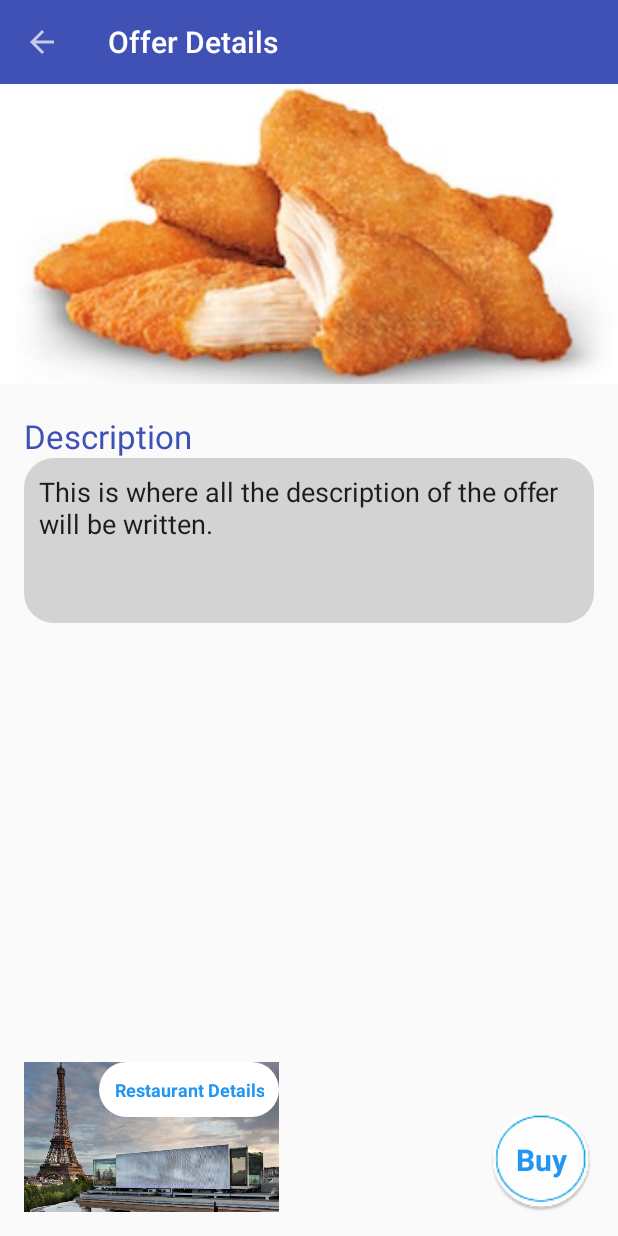
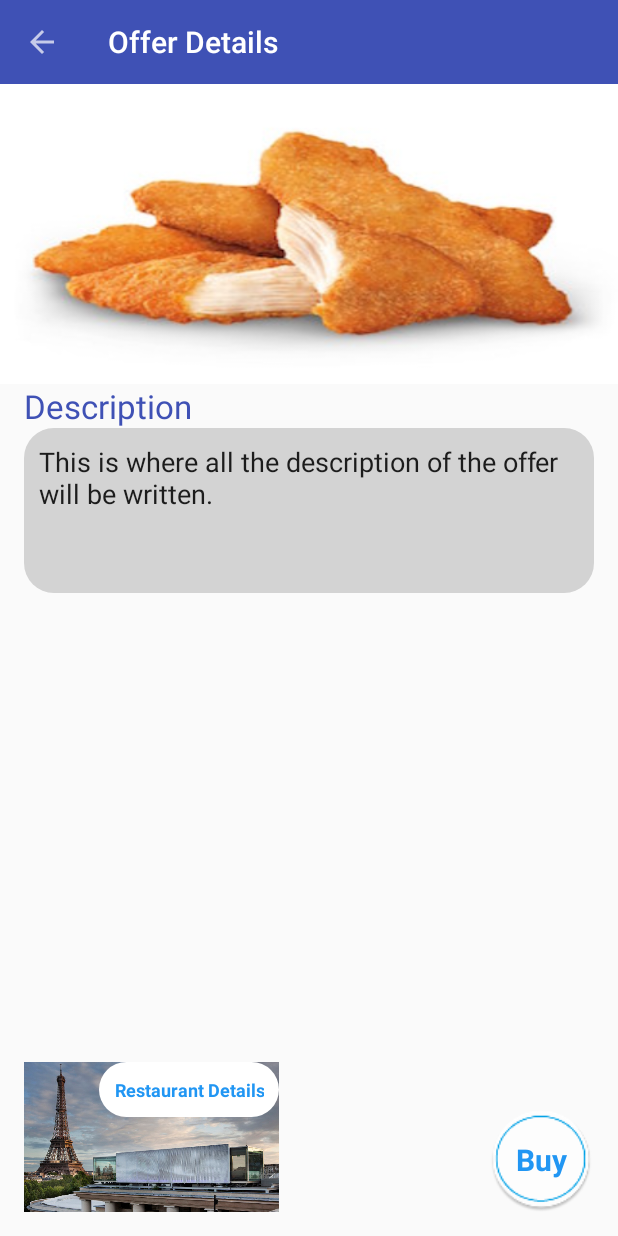
Before and after one commit to pmgrp/Lab4, an Android app: the UserActivityShowOfferDetails screen opened directly, with no data from a screen before it, on a phone screen of 412 x 824 dp. Run offline under Robolectric (Android 15) with nearby library versions, the phone set to English and light mode, and no system bars; 1 statement that could not run was skipped.

Commit message:
design changes

```diff
--- a/app/src/main/res/layout/user_activity_show_offer_details.xml
+++ b/app/src/main/res/layout/user_activity_show_offer_details.xml
@@ -1,122 +1,123 @@
 <?xml version="1.0" encoding="utf-8"?>
 <LinearLayout xmlns:android="http://schemas.android.com/apk/res/android"
+    xmlns:app="http://schemas.android.com/apk/res-auto"
     xmlns:tools="http://schemas.android.com/tools"
     android:layout_width="match_parent"
     android:layout_height="match_parent"
-    tools:context=".UserActivityMain"
     android:orientation="vertical"
-    xmlns:app="http://schemas.android.com/apk/res-auto">
+    tools:context=".UserActivityMain">
 
-
-    <RelativeLayout
-        android:layout_width="match_parent"
-        android:layout_height="match_parent">
     <android.support.v7.widget.Toolbar
         android:id="@+id/toolbar_offer_details"
         android:layout_width="match_parent"
         android:layout_height="?attr/actionBarSize"
         android:background="@color/colorPrimary"
-            app:theme="@style/ToolbarTheme"
-            app:popupTheme="@style/Theme.AppCompat">
-        </android.support.v7.widget.Toolbar>
+        app:popupTheme="@style/Theme.AppCompat"
+        app:theme="@style/ToolbarTheme"></android.support.v7.widget.Toolbar>
 
-        <ImageView
+    <RelativeLayout
         android:layout_width="match_parent"
-            android:layout_height="200dp"
-            android:id="@+id/offer_details_image"
-            android:layout_gravity="center_horizontal"
-            android:src="@drawable/chicken"
-            android:layout_below="@id/toolbar_offer_details"
-            android:scaleType="centerCrop"
-            android:layout_centerInParent="true"
-            android:contentDescription="dfefjergfnk"/>
+        android:layout_height="match_parent">
 
 
 
+        <LinearLayout
+            android:layout_width="match_parent"
+            android:layout_height="match_parent"
+            android:orientation="vertical">
+
+
+            <ImageView
+                android:id="@+id/offer_details_image"
+                android:layout_width="match_parent"
+                android:layout_height="200dp"
+                android:layout_below="@id/toolbar_offer_details"
+                android:layout_gravity="center_horizontal"
+                android:scaleType="fitXY"
+                android:src="@drawable/chicken" />
+
+            <RelativeLayout
+                android:layout_width="match_parent"
+                android:layout_height="0dp"
+                android:layout_weight="1"
+                android:layout_marginLeft="@dimen/activity_horizontal_margin"
+                android:layout_marginRight="@dimen/activity_horizontal_margin"
+                android:layout_marginBottom="@dimen/activity_horizontal_margin">
+
                 <TextView
+                    android:id="@+id/offer_description"
                     android:layout_width="wrap_content"
                     android:layout_height="wrap_content"
-            android:layout_marginTop="20dp"
-            android:layout_marginLeft="@dimen/activity_horizontal_margin"
-            android:id="@+id/offer_description"
                     android:text="@string/description_offer"
-            android:textSize="22sp"
                     android:textColor="@color/colorPrimary"
-            android:layout_below="@+id/offer_details_image"/>
+                    android:textSize="22sp" />
 
                 <TextView
-            android:layout_below="@id/offer_description"
+                    android:id="@+id/offer_details_description"
                     android:layout_width="match_parent"
                     android:layout_height="110dp"
-            android:layout_marginLeft="@dimen/activity_horizontal_margin"
-            android:layout_marginRight="@dimen/activity_horizontal_margin"
-            android:textAppearance="?android:attr/textAppearanceLarge"
-            android:text="@string/total_description"
-            android:textSize="18sp"
-            android:id="@+id/offer_details_description"
-            android:outlineProvider="bounds"
+                    android:layout_below="@id/offer_description"
                     android:background="@drawable/rectangle"
                     android:backgroundTint="@color/lightgrey"
+                    android:text="@string/total_description"
+                    android:textAppearance="?android:attr/textAppearanceLarge"
+                    android:textSize="18sp"
                     android:visibility="visible" />
 
 
                 <RelativeLayout
                     android:layout_width="170dp"
                     android:layout_height="100dp"
-            android:layout_marginLeft="@dimen/activity_horizontal_margin"
-            android:layout_marginBottom="@dimen/activity_horizontal_margin"
+                    android:layout_alignParentBottom="true"
                     android:layout_alignParentLeft="true"
-            android:layout_alignParentBottom="true"
                     android:onClick="goToRestaurantDescription">
 
                     <ImageView
                         android:id="@+id/offer_details_restaurant_image"
                         android:layout_width="match_parent"
                         android:layout_height="match_parent"
-                android:src="@drawable/restaurant_paris"
-                android:scaleType="centerCrop"
-                />
+                        android:scaleType="fitXY"
+                        android:src="@drawable/restaurant_paris" />
 
                     <TextView
+                        android:id="@+id/offer_details_button_restaurant"
                         android:layout_width="wrap_content"
                         android:layout_height="wrap_content"
+                        android:layout_alignParentRight="true"
+                        android:layout_alignParentTop="true"
+                        android:layout_centerInParent="true"
+                        android:background="@drawable/rectangle"
+                        android:backgroundTint="@color/button_text_color"
+                        android:gravity="bottom"
                         android:text="@string/restaurant_details"
                         android:textAlignment="center"
-                android:layout_centerInParent="true"
-                android:gravity="bottom"
-                android:textStyle="bold"
+                        android:textColor="@color/button_color"
                         android:textSize="12sp"
-                android:textColor="@color/button_color"
-                android:id="@+id/offer_details_button_restaurant"
-                android:layout_alignParentTop="true"
-                android:layout_alignParentRight="true"
-                android:background="@drawable/rectangle"
-                android:backgroundTint="@color/button_text_color"/>
+                        android:textStyle="bold" />
 
                 </RelativeLayout>
 
 
-
-
                 <TextView
+                    android:id="@+id/button_buy"
                     android:layout_width="70dp"
                     android:layout_height="70dp"
-            android:layout_marginRight="@dimen/activity_horizontal_margin"
-            android:layout_marginBottom="@dimen/activity_horizontal_margin"
+                    android:layout_alignParentBottom="true"
+                    android:layout_alignParentEnd="true"
+                    android:layout_alignParentRight="true"
                     android:background="@mipmap/circle"
+                    android:clickable="true"
+                    android:gravity="center_vertical"
+                    android:onClick="showDateTimePicker"
                     android:text="@string/buy_button"
                     android:textAlignment="center"
-            android:gravity="center_vertical"
-            android:textStyle="bold"
+                    android:textColor="@color/button_color"
                     android:textSize="20sp"
-            android:textColor="@color/button_color"
-            android:id="@+id/button_buy"
-            android:clickable="true"
-            android:onClick="showDateTimePicker"
-            android:layout_alignParentRight="true"
-            android:layout_alignParentEnd="true"
-            android:layout_alignParentBottom="true" />
+                    android:textStyle="bold" />
 
+            </RelativeLayout>
+
+        </LinearLayout>
 
     </RelativeLayout>
 </LinearLayout>
```
Also changed, not shown: app/src/main/res/layout/user_activity_restaurant_profile.xml (+12 -51 lines), app/src/main/res/layout/user_activity_show_reservation_details.xml (+2 -22 lines), app/src/main/res/layout/user_offer_card.xml (+19 -29 lines), app/src/main/res/layout/user_reservation_card.xml (+8 -8 lines), app/src/main/res/layout/user_restaurant_card.xml (+4 -3 lines). Lines whose indentation alone changed are shown as unchanged.
